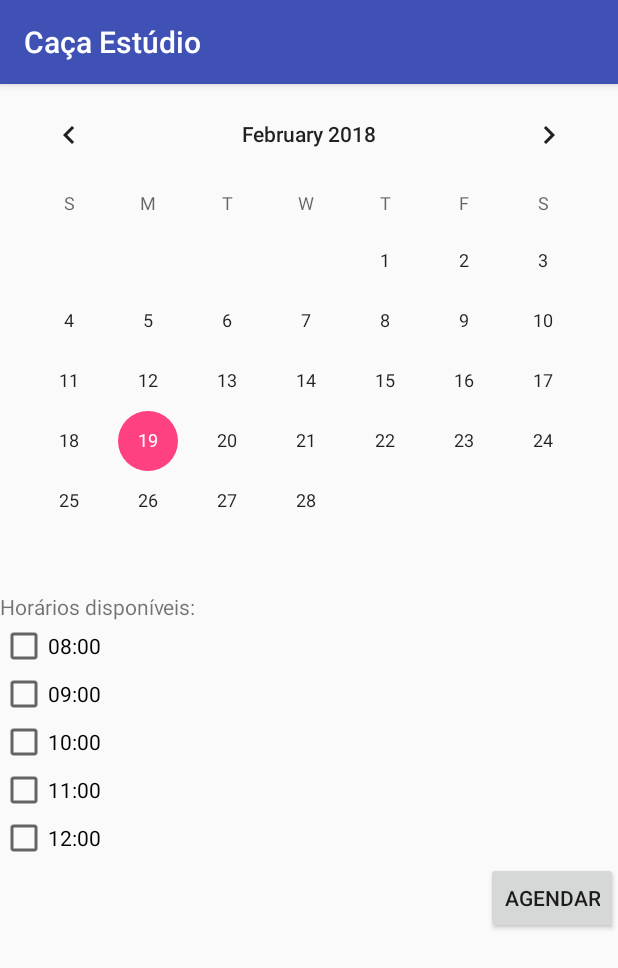
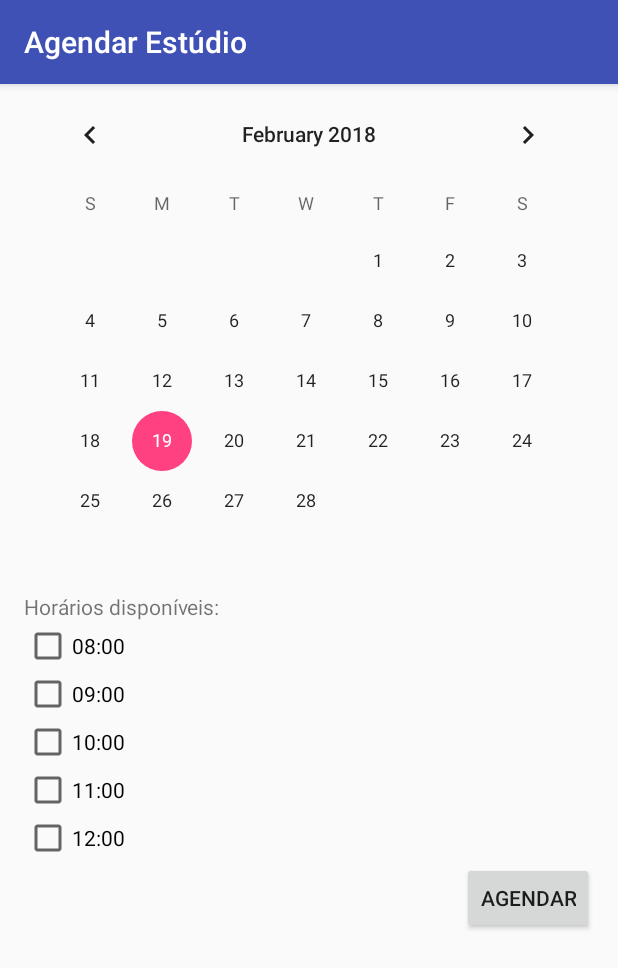
Before and after one commit to liviafonseca/CacaEstudio3, an Android app: the AgendarActivity screen opened directly, with no data from a screen before it, on a phone screen of 412 x 824 dp. Shown: the top 968 px of the screen. Run offline under Robolectric (Android 15) with nearby library versions, the phone set to English and light mode, and no system bars.

```diff
--- a/app/src/main/AndroidManifest.xml
+++ b/app/src/main/AndroidManifest.xml
@@ -9,6 +9,7 @@
         android:roundIcon="@mipmap/ic_launcher_round"
         android:supportsRtl="true"
         android:theme="@style/AppTheme">
+
         <activity android:name=".PagamentoActivity" />
         <activity android:name=".AgendadosActivity" />
         <activity android:name=".AvaliarActivity" />
--- a/app/src/main/java/br/com/pos/cacaestudio/AgendarActivity.java
+++ b/app/src/main/java/br/com/pos/cacaestudio/AgendarActivity.java
@@ -1,7 +1,10 @@
 package br.com.pos.cacaestudio;
 
+import android.content.Intent;
 import android.support.v7.app.AppCompatActivity;
 import android.os.Bundle;
+import android.view.View;
+import android.widget.Button;
 
 public class AgendarActivity extends AppCompatActivity {
 
@@ -9,5 +12,16 @@ public class AgendarActivity extends AppCompatActivity {
     protected void onCreate(Bundle savedInstanceState) {
         super.onCreate(savedInstanceState);
         setContentView(R.layout.activity_agendar);
+        getSupportActionBar().setTitle("Agendar Estúdio");
+
+        Button btn = findViewById(R.id.agendar_btn_agendar);
+
+        btn.setOnClickListener(new View.OnClickListener() {
+            @Override
+            public void onClick(View v) {
+                Intent intent = new Intent(AgendarActivity.this, PagamentoActivity.class);
+                startActivity(intent);
+            }
+        });
     }
 }
--- a/app/src/main/java/br/com/pos/cacaestudio/CadastrarActivity.java
+++ b/app/src/main/java/br/com/pos/cacaestudio/CadastrarActivity.java
@@ -9,5 +9,7 @@ public class CadastrarActivity extends AppCompatActivity {
     protected void onCreate(Bundle savedInstanceState) {
         super.onCreate(savedInstanceState);
         setContentView(R.layout.activity_cadastrar);
+
+        getSupportActionBar().setTitle("Cadastrar Novo Usuário");
     }
 }
--- a/app/src/main/java/br/com/pos/cacaestudio/LoginActivity.java
+++ b/app/src/main/java/br/com/pos/cacaestudio/LoginActivity.java
@@ -22,6 +22,7 @@ public class LoginActivity extends AppCompatActivity {
     protected void onCreate(Bundle savedInstanceState) {
         super.onCreate(savedInstanceState);
         setContentView(R.layout.activity_login);
+
         entrar = (Button)findViewById(R.id.id_entrar);
         cadastrar = (Button)findViewById(R.id.id_cadastrar);
         login_google = (ImageView)findViewById(R.id.id_log_google);
--- a/app/src/main/res/layout/activity_agendar.xml
+++ b/app/src/main/res/layout/activity_agendar.xml
@@ -8,7 +8,9 @@
         android:layout_width="match_parent"
         android:layout_height="match_parent"
         android:orientation="vertical"
-        tools:context="br.com.pos.cacaestudio.AgendarActivity">
+        tools:context="br.com.pos.cacaestudio.AgendarActivity"
+        android:layout_marginLeft="16dp"
+        android:layout_marginRight="16dp">
 
         <CalendarView
             android:layout_width="match_parent"
@@ -57,6 +59,7 @@
             android:layout_height="wrap_content">
 
             <Button
+                android:id="@+id/agendar_btn_agendar"
                 android:layout_width="wrap_content"
                 android:layout_height="wrap_content"
                 android:layout_alignParentRight="true"
--- a/app/src/main/res/layout/activity_pagamento.xml
+++ b/app/src/main/res/layout/activity_pagamento.xml
@@ -75,6 +75,7 @@
     </RelativeLayout>
 
     <Button
+        android:id="@+id/pagamento_btn_concluir"
         android:layout_width="wrap_content"
         android:layout_height="wrap_content"
         android:text="Concluir"
```
Also changed, not shown: app/src/main/java/br/com/pos/cacaestudio/AgendadosActivity.java (+28 -0 lines), app/src/main/java/br/com/pos/cacaestudio/AvaliarActivity.java (+20 -0 lines), app/src/main/java/br/com/pos/cacaestudio/ListaActivity.java (+5 -3 lines), app/src/main/java/br/com/pos/cacaestudio/PagamentoActivity.java (+13 -0 lines).
